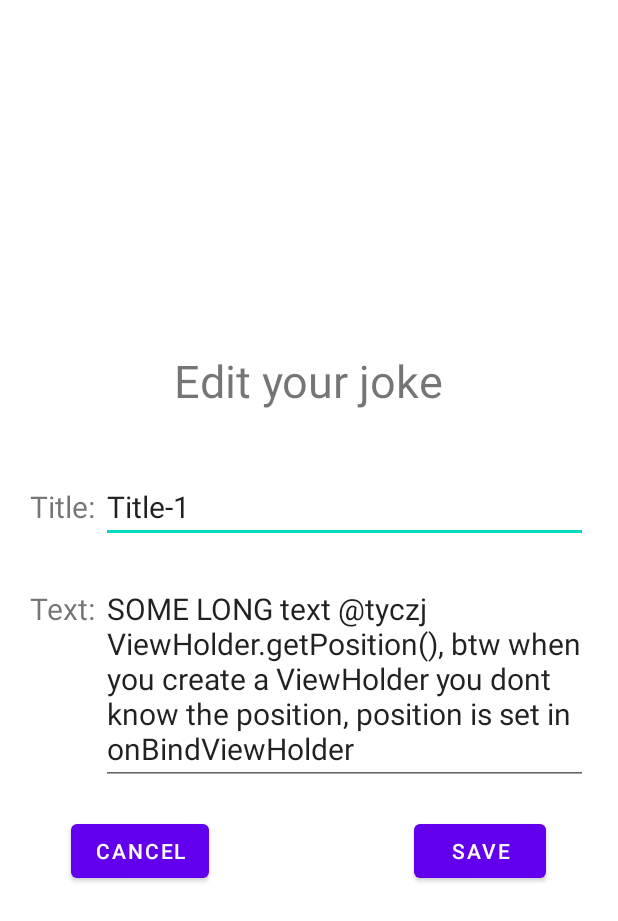
After one commit to DianaElenaStancu/AndroidProject, an Android app: the EditJokeActivity screen opened directly, with no data from a screen before it, on a phone screen of 412 x 824 dp. The commit adds this screen. Shown: the top 921 px of the screen. Run offline under Robolectric (Android 15) with nearby library versions, the phone set to English and light mode, and no system bars.

Commit message:
implemented your joke fragment and added edit joke activity

```diff
--- a/app/src/main/java/com/dian/amuseme/JokeOfTheDayFragment.java
+++ b/app/src/main/java/com/dian/amuseme/JokeOfTheDay/JokeOfTheDayFragment.java
@@ -1,4 +1,4 @@
-package com.dian.amuseme;
+package com.dian.amuseme.JokeOfTheDay;
 
 import android.content.Context;
 import android.content.SharedPreferences;
@@ -15,12 +15,10 @@ import android.widget.TextView;
 import com.dian.amuseme.DiscoverJokes.DadJokesApi.DadJokesRepository;
 import com.dian.amuseme.DiscoverJokes.DadJokesApi.JokeDTO;
 import com.dian.amuseme.DiscoverJokes.DadJokesApi.OnGetRandomJokeCallback;
+import com.dian.amuseme.R;
 
-import java.text.ParseException;
-import java.text.SimpleDateFormat;
 import java.time.LocalDate;
 import java.time.format.DateTimeFormatter;
-import java.util.Date;
 import java.util.List;
 
 
--- a/app/src/main/java/com/dian/amuseme/OldJokeException.java
+++ b/app/src/main/java/com/dian/amuseme/JokeOfTheDay/OldJokeException.java
@@ -1,4 +1,4 @@
-package com.dian.amuseme;
+package com.dian.amuseme.JokeOfTheDay;
 
 public class OldJokeException extends Exception{
 
--- a/app/src/main/java/com/dian/amuseme/NavigationDrawerActivity.java
+++ b/app/src/main/java/com/dian/amuseme/NavigationDrawerActivity.java
@@ -9,6 +9,7 @@ import com.google.android.material.snackbar.Snackbar;
 import com.google.android.material.navigation.NavigationView;
 
 import androidx.appcompat.widget.Toolbar;
+import androidx.fragment.app.FragmentManager;
 import androidx.navigation.NavController;
 import androidx.navigation.Navigation;
 import androidx.navigation.ui.AppBarConfiguration;
--- /dev/null
+++ b/app/src/main/java/com/dian/amuseme/YourJokes/EditJokeActivity.java
@@ -0,0 +1,69 @@
+package com.dian.amuseme.YourJokes;
+
+import androidx.appcompat.app.AppCompatActivity;
+
+import android.content.Intent;
+import android.os.Bundle;
+import android.view.View;
+import android.widget.Button;
+import android.widget.EditText;
+import android.widget.Toast;
+
+import com.dian.amuseme.R;
+
+public class EditJokeActivity extends AppCompatActivity {
+    static final String JOKE_ID_TAG = "joke_id";
+
+    EditText textViewEditJokeText, textViewEditJokeTitle;
+    Button buttonEditJokeCancel, buttonEditJokeSave;
+
+    @Override
+    protected void onCreate(Bundle savedInstanceState) {
+        super.onCreate(savedInstanceState);
+        setContentView(R.layout.activity_edit_joke);
+
+        Intent intent = getIntent();
+        int jokeId = intent.getIntExtra(JOKE_ID_TAG, -1);
+
+        setupViews();
+        loadJokeInfo(jokeId);
+    }
+
+    private void loadJokeInfo(int jokeId) {
+        OwnJoke ownJoke = getJoke(jokeId);
+
+        textViewEditJokeTitle.setText(ownJoke.getTitle());
+        textViewEditJokeText.setText(ownJoke.getText());
+    }
+
+    private OwnJoke getJoke(int jokeId) {
+        //TODO replace this with connection to local db
+        OwnJoke ownJoke = new OwnJoke("Title" + jokeId, "SOME LONG text @tyczj ViewHolder.getPosition(), btw when you create a ViewHolder you dont know the position, position is set in onBindViewHolder");
+        return ownJoke;
+    }
+
+    private void setupViews() {
+        textViewEditJokeText = findViewById(R.id.textViewEditJokeText);
+        textViewEditJokeTitle = findViewById(R.id.textViewEditJokeTitle);
+        buttonEditJokeCancel = findViewById(R.id.buttonEditJokeCancel);
+        buttonEditJokeSave = findViewById(R.id.buttonEditJokeSave);
+
+        buttonEditJokeCancel.setOnClickListener(new View.OnClickListener() {
+            @Override
+            public void onClick(View view) {
+                finish();
+            }
+        });
+
+        buttonEditJokeSave.setOnClickListener(new View.OnClickListener() {
+            @Override
+            public void onClick(View view) {
+                //TODO save changes to local db
+                finish();
+            }
+        });
+
+    }
+
+
+}
--- /dev/null
+++ b/app/src/main/java/com/dian/amuseme/YourJokes/OwnJoke.java
@@ -0,0 +1,45 @@
+package com.dian.amuseme.YourJokes;
+
+public class OwnJoke {
+    private String title;
+    private String text;
+    private String timeAdded;
+    private int id = 3;//todo: remove this 3
+
+    public OwnJoke(String title, String text) {
+        this.title = title;
+        this.text = text;
+    }
+
+    public String getTitle() {
+        return title;
+    }
+
+    public void setTitle(String title) {
+        this.title = title;
+    }
+
+    public String getText() {
+        return text;
+    }
+
+    public void setText(String text) {
+        this.text = text;
+    }
+
+    public String getTimeAdded() {
+        return timeAdded;
+    }
+
+    public void setTimeAdded(String timeAdded) {
+        this.timeAdded = timeAdded;
+    }
+
+    public int getId() {
+        return id;
+    }
+
+    public void setId(int id) {
+        this.id = id;
+    }
+}
--- /dev/null
+++ b/app/src/main/res/drawable/ic_baseline_add_24.xml
@@ -0,0 +1,5 @@
+<vector android:height="32dp" android:tint="#000000"
+    android:viewportHeight="24" android:viewportWidth="24"
+    android:width="32dp" xmlns:android="http://schemas.android.com/apk/res/android">
+    <path android:fillColor="@android:color/white" android:pathData="M19,13h-6v6h-2v-6H5v-2h6V5h2v6h6v2z"/>
+</vector>
--- /dev/null
+++ b/app/src/main/res/layout/activity_edit_joke.xml
@@ -0,0 +1,106 @@
+<?xml version="1.0" encoding="utf-8"?>
+<LinearLayout xmlns:android="http://schemas.android.com/apk/res/android"
+    xmlns:tools="http://schemas.android.com/tools"
+    android:layout_width="match_parent"
+    android:layout_height="match_parent"
+    android:orientation="vertical"
+    tools:context=".YourJokes.EditJokeFragment"
+    android:background="@color/white">
+    <Space
+        android:layout_width="0dp"
+        android:layout_height="match_parent"
+        android:layout_weight = "1" />
+    <TextView
+        android:layout_width="wrap_content"
+        android:layout_height="wrap_content"
+        android:layout_gravity="center"
+        android:layout_marginVertical="20dp"
+        android:text="@string/edit_your_joke"
+        android:textSize="30sp" />
+
+    <LinearLayout
+        android:layout_width="match_parent"
+        android:layout_height="wrap_content"
+        android:layout_marginHorizontal="20dp"
+        android:layout_marginVertical="20dp"
+        android:orientation="horizontal">
+
+        <TextView
+            android:layout_width="wrap_content"
+            android:layout_height="wrap_content"
+            android:text="@string/title"
+            android:textSize="20sp" />
+
+        <EditText
+            android:id="@+id/textViewEditJokeTitle"
+            android:layout_width="match_parent"
+            android:layout_height="wrap_content"
+            android:layout_marginStart="4dp"
+            android:maxLines="1"
+            android:textSize="20sp"
+            tools:text="hello world title" />
+    </LinearLayout>
+
+    <LinearLayout
+        android:layout_width="match_parent"
+        android:layout_height="wrap_content"
+        android:layout_marginHorizontal="20dp"
+        android:orientation="horizontal">
+
+        <TextView
+            android:layout_width="wrap_content"
+            android:layout_height="wrap_content"
+            android:text="@string/text"
+            android:textSize="20sp" />
+
+        <EditText
+            android:id="@+id/textViewEditJokeText"
+            android:layout_width="match_parent"
+            android:layout_height="wrap_content"
+            android:layout_marginStart="4dp"
+            android:maxLines="5"
+            android:textSize="20sp"
+            tools:text="Git 2.23 adds the new switch subcommand in an attempt to clear some of the confusion that comes from the overloaded usage of checkout (switching branches, restoring files, detaching HEAD, etc.)" />
+    </LinearLayout>
+
+    <LinearLayout
+        android:layout_width="match_parent"
+        android:layout_height="wrap_content"
+        android:layout_marginHorizontal="20dp"
+        android:layout_marginVertical="20dp">
+
+        <Space
+            android:layout_width="0dp"
+            android:layout_height="match_parent"
+            android:layout_weight="0.2" />
+
+        <Button
+            android:id="@+id/buttonEditJokeCancel"
+            android:layout_width="wrap_content"
+            android:layout_height="wrap_content"
+            android:layout_gravity="start"
+            android:text="@string/cancel" />
+
+        <Space
+            android:layout_width="0dp"
+            android:layout_height="match_parent"
+            android:layout_weight="1" />
+
+        <Button
+            android:id="@+id/buttonEditJokeSave"
+            android:layout_width="wrap_content"
+            android:layout_height="wrap_content"
+            android:layout_gravity="end"
+            android:text="@string/save" />
+
+        <Space
+            android:layout_width="0dp"
+            android:layout_height="match_parent"
+            android:layout_weight="0.2" />
+    </LinearLayout>
+    <Space
+        android:layout_width="0dp"
+        android:layout_height="match_parent"
+        android:layout_weight = "1" />
+
+</LinearLayout>
--- a/app/src/main/res/layout/fragment_joke_of_the_day.xml
+++ b/app/src/main/res/layout/fragment_joke_of_the_day.xml
@@ -4,7 +4,7 @@
     android:layout_width="match_parent"
     android:layout_height="match_parent"
     xmlns:app="http://schemas.android.com/apk/res-auto"
-    tools:context=".JokeOfTheDayFragment">
+    tools:context=".JokeOfTheDay.JokeOfTheDayFragment">
 
     <LinearLayout
         android:layout_width="match_parent"
--- a/app/src/main/res/navigation/mobile_navigation.xml
+++ b/app/src/main/res/navigation/mobile_navigation.xml
@@ -19,13 +19,13 @@
 
     <fragment
         android:id="@+id/nav_your_jokes"
-        android:name="com.dian.amuseme.YourJokesFragment"
+        android:name="com.dian.amuseme.YourJokes.YourJokesFragment"
         android:label="Your Jokes"
         tools:layout="@layout/fragment_your_jokes" />
 
     <fragment
         android:id="@+id/nav_joke_of_the_day"
-        android:name="com.dian.amuseme.JokeOfTheDayFragment"
+        android:name="com.dian.amuseme.JokeOfTheDay.JokeOfTheDayFragment"
         android:label="Joke Of The Day"
         tools:layout="@layout/fragment_joke_of_the_day" />
 
--- a/app/src/main/res/values/strings.xml
+++ b/app/src/main/res/values/strings.xml
@@ -35,4 +35,9 @@
     <string name="punchline">punchline</string>
     <string name="category">category</string>
     <string name="date">date</string>
+    <string name="save">save</string>
+    <string name="cancel">cancel</string>
+    <string name="text">Text:</string>
+    <string name="title">Title:</string>
+    <string name="edit_your_joke">Edit your joke</string>
 </resources>
```
Also changed, not shown: app/src/main/AndroidManifest.xml (+10 -0 lines), app/src/main/java/com/dian/amuseme/YourJokes/OwnJokeViewHolder.java (added, +32 -0 lines), app/src/main/java/com/dian/amuseme/YourJokes/OwnJokesAdapter.java (added, +87 -0 lines), app/src/main/java/com/dian/amuseme/YourJokes/YourJokesFragment.java (added, +62 -0 lines), app/src/main/java/com/dian/amuseme/YourJokesFragment.java (deleted, +0 -26 lines), app/src/main/res/drawable/rounded_edges.xml (added, +16 -0 lines), app/src/main/res/layout/fragment_your_jokes.xml (+48 -16 lines), app/src/main/res/layout/own_joke_item.xml (added, +41 -0 lines).
